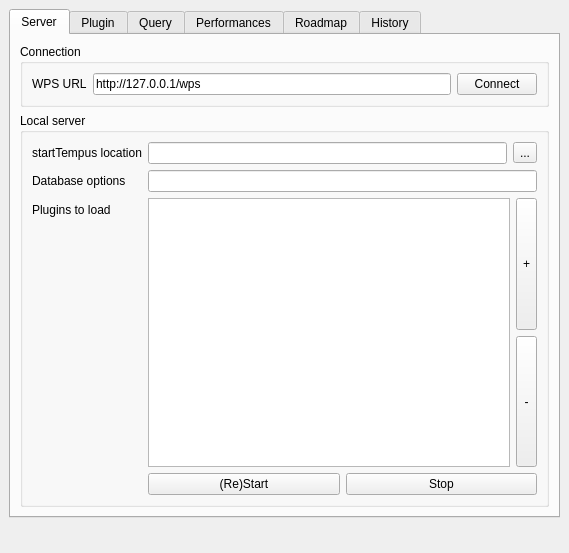
Universite-Gustave-Eiffel/Tempus, file src/hmi_qgis/ifsttarrouting.ui: the form before one commit.
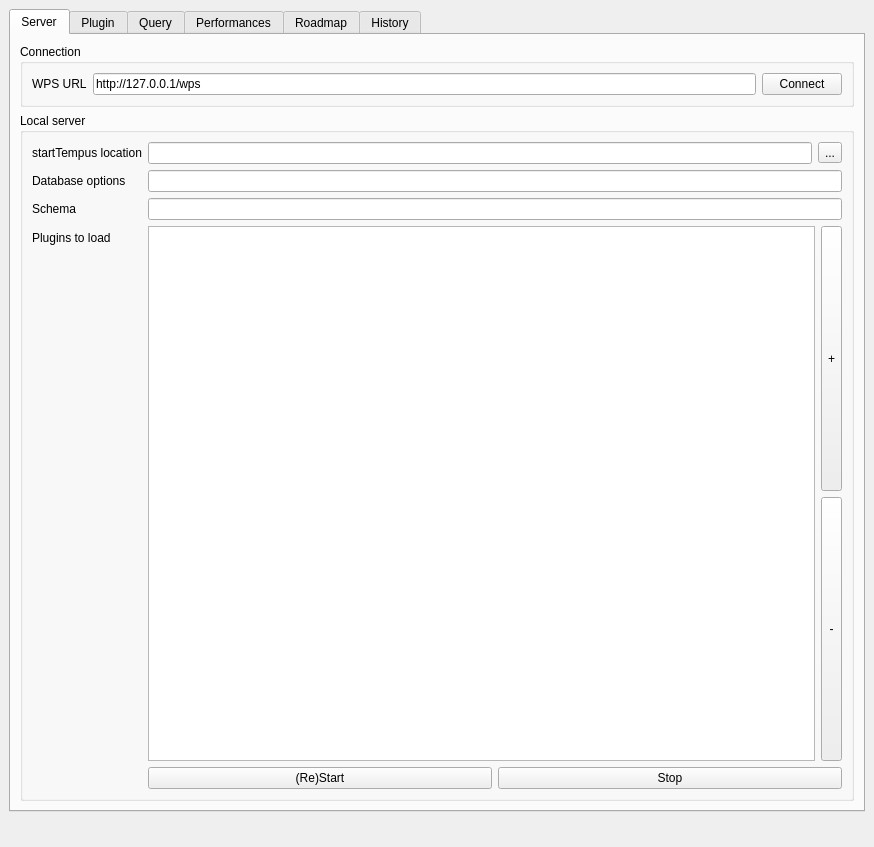
The form after the commit. Icons and pictures are not drawn.

```diff
--- a/src/hmi_qgis/ifsttarrouting.ui
+++ b/src/hmi_qgis/ifsttarrouting.ui
@@ -6,8 +6,8 @@
    <rect>
     <x>0</x>
     <y>0</y>
-    <width>569</width>
-    <height>553</height>
+    <width>874</width>
+    <height>847</height>
    </rect>
   </property>
   <property name="sizePolicy">
@@ -130,13 +130,20 @@
             <widget class="QLineEdit" name="dbOptionsEdit"/>
            </item>
            <item row="2" column="0">
+            <widget class="QLabel" name="label_7">
+             <property name="text">
+              <string>Schema</string>
+             </property>
+            </widget>
+           </item>
+           <item row="3" column="0">
             <widget class="QLabel" name="label_8">
              <property name="text">
               <string>Plugins to load</string>
              </property>
             </widget>
            </item>
-           <item row="2" column="1">
+           <item row="3" column="1">
             <layout class="QHBoxLayout" name="horizontalLayout_12">
              <item>
               <widget class="QListWidget" name="pluginsToLoadList"/>
@@ -173,7 +180,7 @@
              </item>
             </layout>
            </item>
-           <item row="3" column="1">
+           <item row="4" column="1">
             <layout class="QHBoxLayout" name="horizontalLayout_8">
              <item>
               <widget class="QPushButton" name="startServerBtn">
@@ -191,6 +198,9 @@
              </item>
             </layout>
            </item>
+           <item row="2" column="1">
+            <widget class="QLineEdit" name="schemaNameEdit"/>
+           </item>
           </layout>
          </widget>
         </item>
```
Left out of the diff: 1 changed line with no effect on the pictures.
